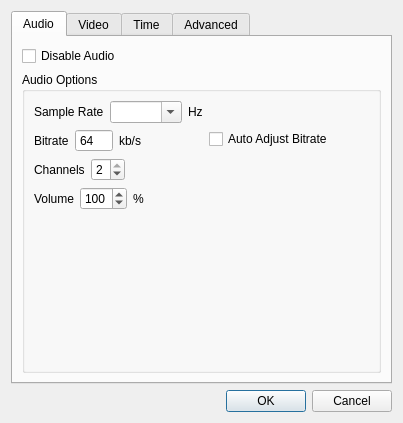
Before: the Qt Designer form src/ui/conversionparameterdialog.ui in qwinff/qwinff, drawn with Qt 5.
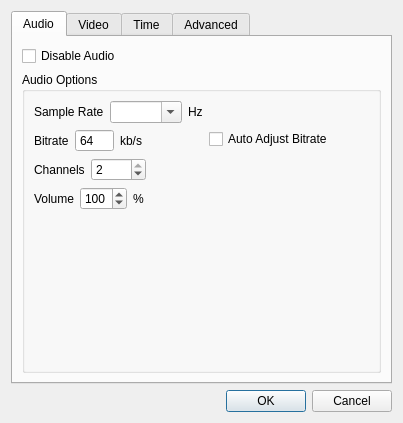
After: the same form once the commit is applied. Icons and pictures are not drawn.

Commit message: Bugfix: Preserve default values when conversion parameters are edited by the dialog.

```diff
--- a/src/ui/conversionparameterdialog.ui
+++ b/src/ui/conversionparameterdialog.ui
@@ -85,8 +85,11 @@
               </item>
               <item>
                <widget class="QSpinBox" name="spinChannels">
+                <property name="specialValueText">
+                 <string>(auto)</string>
+                </property>
                 <property name="minimum">
-                 <number>1</number>
+                 <number>0</number>
                 </property>
                 <property name="maximum">
                  <number>2</number>
@@ -143,6 +146,9 @@
                 <property name="buttonSymbols">
                  <enum>QAbstractSpinBox::NoButtons</enum>
                 </property>
+                <property name="specialValueText">
+                 <string>(auto)</string>
+                </property>
                 <property name="maximum">
                  <number>9999</number>
                 </property>
```
Left out of the diff: 73 changed lines with no effect on the pictures. The commit also changes 2 other files.
